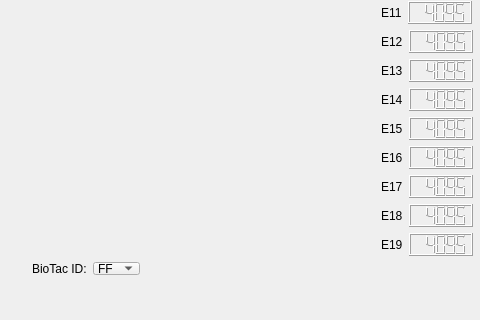
This is sr_gui_biotac/uis/SrGuiBiotac.ui in shadow-robot/sr-visualization as Qt 5 draws it before an edit; both pictures show x 0 to 480 and y 340 to 660 of the 480 by 660 pixel window. The edited form follows.
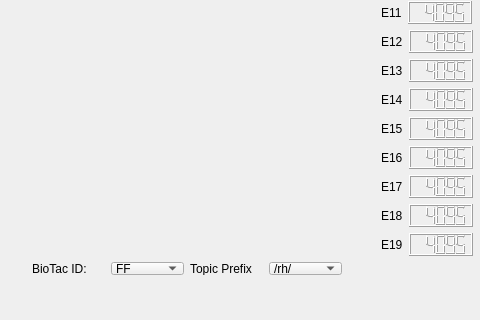
This is the edited form.

Commit message: added bodge drop down to choose prefix. needs to be cleaned to automatically find topics

```diff
--- a/sr_gui_biotac/uis/SrGuiBiotac.ui
+++ b/sr_gui_biotac/uis/SrGuiBiotac.ui
@@ -487,20 +487,50 @@
       </layout>
      </item>
      <item row="0" column="1">
-      <spacer name="horizontalSpacer">
-       <property name="orientation">
-        <enum>Qt::Horizontal</enum>
-       </property>
-       <property name="sizeHint" stdset="0">
-        <size>
-         <width>18</width>
-         <height>20</height>
-        </size>
-       </property>
-      </spacer>
-     </item>
-     <item row="0" column="2">
-      <layout class="QGridLayout" name="gridLayout_2"/>
+      <layout class="QGridLayout" name="gridLayout_2">
+       <item row="0" column="0">
+        <layout class="QHBoxLayout" name="horizontalLayout_20">
+         <item>
+          <widget class="QLabel" name="label_21">
+           <property name="text">
+            <string>Topic Prefix</string>
+           </property>
+          </widget>
+         </item>
+         <item>
+          <widget class="QComboBox" name="select_prefix">
+           <property name="enabled">
+            <bool>true</bool>
+           </property>
+           <property name="iconSize">
+            <size>
+             <width>16</width>
+             <height>16</height>
+            </size>
+           </property>
+           <property name="frame">
+            <bool>true</bool>
+           </property>
+           <item>
+            <property name="text">
+             <string>/rh/</string>
+            </property>
+           </item>
+           <item>
+            <property name="text">
+             <string>/lh/</string>
+            </property>
+           </item>
+           <item>
+            <property name="text">
+             <string>/</string>
+            </property>
+           </item>
+          </widget>
+         </item>
+        </layout>
+       </item>
+      </layout>
      </item>
     </layout>
    </widget>
```
The commit also changes 1 other file.
